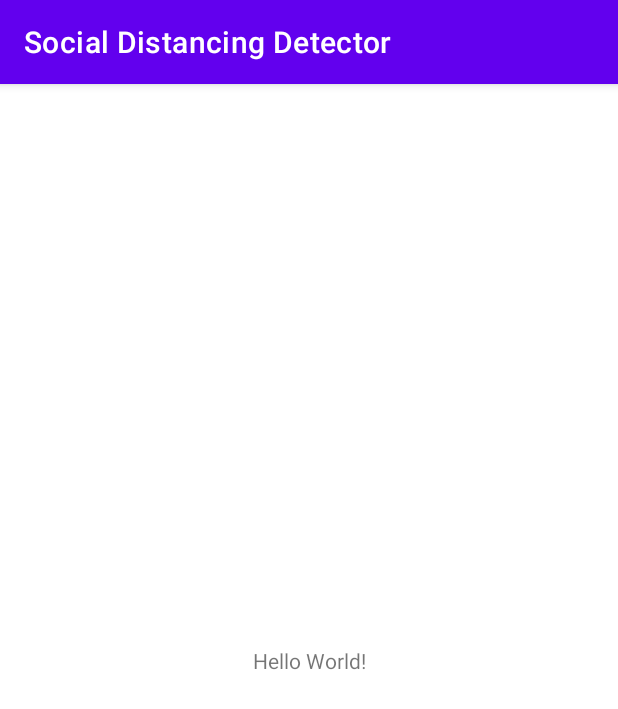
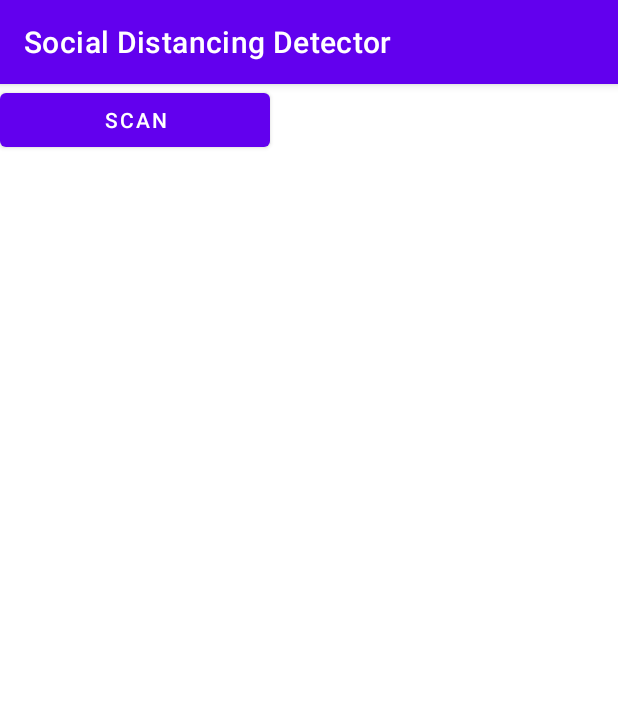
Before and after one commit to ECE492CHDS1/CHDS, an Android app: the MainActivity screen opened directly, with no data from a screen before it, on a phone screen of 412 x 824 dp. Shown: the top 709 px of the screen. Run offline under Robolectric (Android 15) with nearby library versions, the phone set to English and light mode, and no system bars; 1 statement that could not run was skipped.

Commit message:
Showing BLE devices in a list view

```diff
--- a/SW/app/build.gradle
+++ b/SW/app/build.gradle
@@ -7,7 +7,7 @@ android {
 
     defaultConfig {
         applicationId "com.chds.socialdistancingdetector"
-        minSdkVersion 16
+        minSdkVersion 21
         targetSdkVersion 29
         versionCode 1
         versionName "1.0"
--- a/SW/app/src/main/java/com/chds/socialdistancingdetector/MainActivity.java
+++ b/SW/app/src/main/java/com/chds/socialdistancingdetector/MainActivity.java
@@ -21,9 +21,15 @@ import android.os.Build;
 import android.os.Bundle;
 import android.os.Handler;
 import android.util.Log;
+import android.view.View;
+import android.widget.ArrayAdapter;
+import android.widget.Button;
+import android.widget.ListView;
 import android.widget.Toast;
 import java.util.ArrayList;
+import java.util.HashMap;
 import java.util.List;
+import java.util.Map;
 
 import androidx.annotation.RequiresApi;
 import androidx.appcompat.app.AppCompatActivity;
@@ -40,6 +46,10 @@ public class MainActivity extends AppCompatActivity {
     private List<ScanFilter> filters;
     private BluetoothGatt mGatt;
 
+    ListView deviceList;
+    ArrayAdapter<String> deviceAdapter;
+    ArrayList<String> dataList;
+    HashMap<String, String> dataHash;
 
     public static void checkPermissions(Activity activity, Context context){
         int PERMISSION_ALL = 1;
@@ -70,6 +80,23 @@ public class MainActivity extends AppCompatActivity {
     protected void onCreate(Bundle savedInstanceState) {
         super.onCreate(savedInstanceState);
         setContentView(R.layout.activity_main);
+
+        deviceList = findViewById(R.id.device_list);
+        dataList = new ArrayList<>();
+        deviceAdapter = new ArrayAdapter<>(this, R.layout.content, dataList);
+
+        deviceList.setAdapter(deviceAdapter);
+
+        final Button scanButton = findViewById(R.id.button_scan);
+        scanButton.setOnClickListener(new View.OnClickListener() {
+            public void onClick(View v) {
+                System.out.println("Scan Button Clicked!");
+                scanLeDevice(true);
+            }
+        });
+
+
+
         mHandler = new Handler();
         if (!getPackageManager().hasSystemFeature(PackageManager.FEATURE_BLUETOOTH_LE)) {
             Toast.makeText(this, "BLE Not Supported",
@@ -92,10 +119,10 @@ public class MainActivity extends AppCompatActivity {
                 mLEScanner = mBluetoothAdapter.getBluetoothLeScanner();
                 settings = new ScanSettings.Builder()
                         .setScanMode(ScanSettings.SCAN_MODE_LOW_LATENCY)
+                        .setReportDelay(100)
                         .build();
                 filters = new ArrayList<ScanFilter>();
             }
-            scanLeDevice(true);
         }
     }
     @Override
@@ -130,15 +157,22 @@ public class MainActivity extends AppCompatActivity {
     private ScanCallback mScanCallback = new ScanCallback() {
         @Override
         public void onScanResult(int callbackType, ScanResult result) {
-            Log.i("callbackType", String.valueOf(callbackType));
-            Log.i("result", result.toString());
-            BluetoothDevice btDevice = result.getDevice();
-            connectToDevice(btDevice);
+            HashMap<String, String> tempAttributes = new HashMap();
+            tempAttributes.put("device", result.getDevice().toString());
+            tempAttributes.put("RSSI", String.valueOf(result.getRssi()));
+            deviceAdapter.add(tempAttributes.toString());
+
+//            BluetoothDevice btDevice = result.getDevice();
+//            connectToDevice(btDevice);
         }
         @Override
         public void onBatchScanResults(List<ScanResult> results) {
-            for (ScanResult sr : results) {
-                Log.i("ScanResult - Results", sr.toString());
+            deviceAdapter.clear();
+            for (ScanResult result : results) {
+                HashMap<String, String> tempAttributes = new HashMap();
+                tempAttributes.put("device", result.getDevice().toString());
+                tempAttributes.put("RSSI", String.valueOf(result.getRssi()));
+                deviceAdapter.add(tempAttributes.toString());
             }
         }
         @Override
--- a/SW/app/src/main/res/layout/activity_main.xml
+++ b/SW/app/src/main/res/layout/activity_main.xml
@@ -1,18 +1,33 @@
 <?xml version="1.0" encoding="utf-8"?>
-<androidx.constraintlayout.widget.ConstraintLayout xmlns:android="http://schemas.android.com/apk/res/android"
-    xmlns:app="http://schemas.android.com/apk/res-auto"
+<LinearLayout
+    xmlns:android="http://schemas.android.com/apk/res/android"
     xmlns:tools="http://schemas.android.com/tools"
     android:layout_width="match_parent"
     android:layout_height="match_parent"
+    android:orientation="vertical"
     tools:context=".MainActivity">
 
-    <TextView
-        android:layout_width="wrap_content"
+    <LinearLayout
+        android:layout_width="match_parent"
         android:layout_height="wrap_content"
-        android:text="Hello World!"
-        app:layout_constraintBottom_toBottomOf="parent"
-        app:layout_constraintLeft_toLeftOf="parent"
-        app:layout_constraintRight_toRightOf="parent"
-        app:layout_constraintTop_toTopOf="parent" />
+        android:orientation="horizontal">
 
-</androidx.constraintlayout.widget.ConstraintLayout>
+        <Button
+            android:id="@+id/button_scan"
+            android:layout_width="180dp"
+            android:layout_height="wrap_content"
+            android:text="Scan" />
+
+    </LinearLayout>
+
+    <ListView
+        android:id="@+id/device_list"
+        android:layout_width="match_parent"
+        android:layout_height="wrap_content"
+        android:choiceMode="singleChoice"
+        android:listSelector="#999999">
+
+    </ListView>
+
+
+</LinearLayout>
```
Also changed, not shown: SW/app/src/main/res/layout/content.xml (added, +10 -0 lines).
